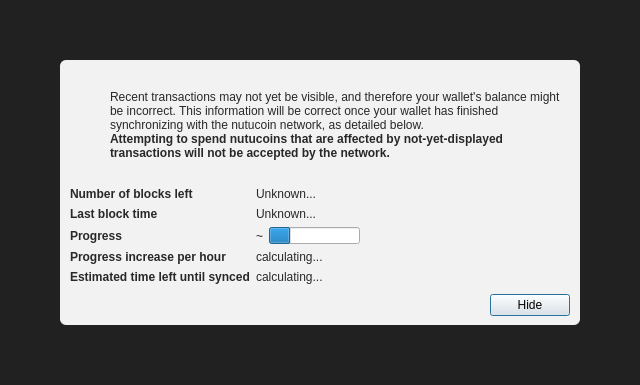
This is src/qt/forms/modaloverlay.ui in nutucoin/NutucoinV2 as Qt 5 draws it before an edit. The edited form follows.
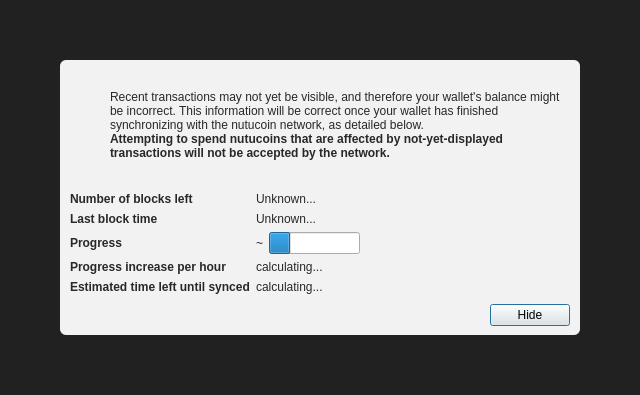
This is the edited form. Icons and pictures are not drawn. Custom widgets are drawn as their Qt base class.

Patch:
```diff
--- a/src/qt/forms/modaloverlay.ui
+++ b/src/qt/forms/modaloverlay.ui
@@ -7,7 +7,7 @@
     <x>0</x>
     <y>0</y>
     <width>640</width>
-    <height>385</height>
+    <height>395</height>
    </rect>
   </property>
   <property name="windowTitle">
@@ -354,6 +354,12 @@
              <property name="focusPolicy">
               <enum>Qt::StrongFocus</enum>
              </property>
+             <property name="styleSheet">
+              <string notr="true"/>
+             </property>
+             <property name="text">
+              <string>Hide</string>
+             </property>
              <property name="default">
               <bool>true</bool>
              </property>
```
Left out of the diff: 6 changed lines with no effect on the pictures.
